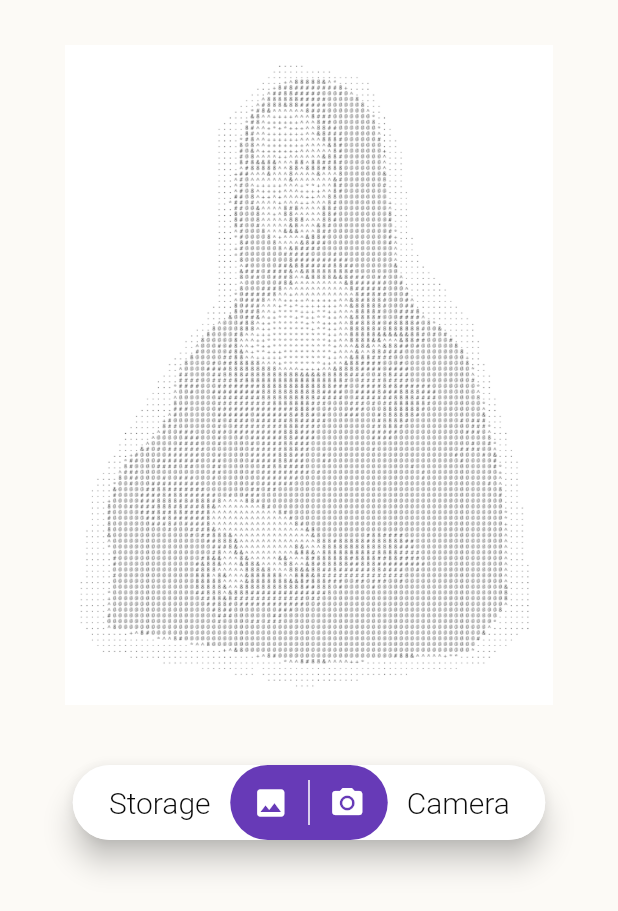
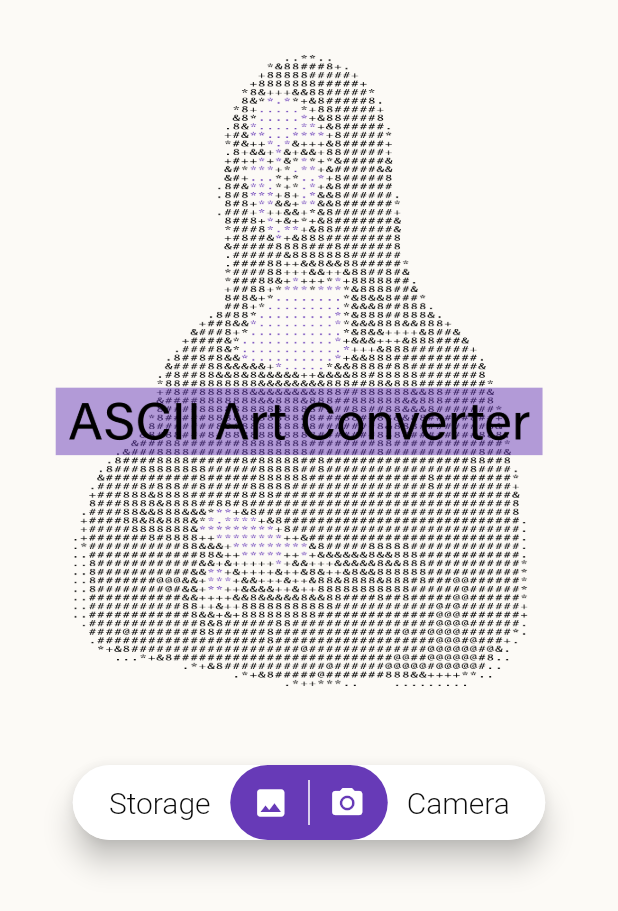
Before and after one commit to LorenzoProSky/ascii_art_app, a Flutter app: the screen it shows after launch, on a phone screen of 412 x 824 dp. Shown: the top 911 px of the screen. Run offline on Flutter 3.47's test engine with Material 2 defaults, Android fonts, the phone set to English and light mode, and no system bars; our stand-ins replace image_picker, permission_handler; project files that could hold a hidden picture were left out.

Commit message:
17/01/2023 2nd part FINISHED

```diff
--- a/lib/main.dart
+++ b/lib/main.dart
@@ -3,8 +3,6 @@
 import 'package:flutter/material.dart';
 
 void main() => runApp(const AsciiApp());
-
-// TODO Error Handling
 
 class AsciiApp extends StatelessWidget {
   const AsciiApp({super.key});
--- a/lib/models/asciifier.dart
+++ b/lib/models/asciifier.dart
@@ -10,7 +10,7 @@
     var startImg = decodeImage(File(path).readAsBytesSync());
     var chProcessor = AsciiCharactersBrightnessTreeMap(charSensibility);
 
-    return await _innerAsciify(startImg!, pixelSensibility, chProcessor);
+    return _innerAsciify(startImg!, pixelSensibility, chProcessor);
   }
 
   static Future<String> _innerAsciify(Image startImg, int sens,
@@ -43,7 +43,6 @@
         var blockBright = sumBlockBright / (sens * sens);
         lineList.add(chProcessor.brightnessToChar(blockBright)); // Add ch
       }
-      // TODO Bug cat for 1-2
       imageLineList.add(lineList.join("")); // Add the pixel row to the image
     }
 
--- a/lib/routes/home_page.dart
+++ b/lib/routes/home_page.dart
@@ -25,14 +25,12 @@
     );
   }
 
-  // TODO Redo Image
   Widget _homePageImage() {
-    return const SizedBox(
+    return const Image(
+      image: AssetImage("assets/home_image.png"),
       height: 440,
       width: 440,
-      child: Image(
-        image: AssetImage("assets/home_image.png"),
-      ),
+      fit: BoxFit.fitHeight,
     );
   }
 }
--- a/lib/widgets/slider_custom.dart
+++ b/lib/widgets/slider_custom.dart
@@ -1,4 +1,3 @@
-import 'package:ascii_app/theme/app_color.dart';
 import 'package:flutter/material.dart';
 
 class SliderCustom extends StatelessWidget {
@@ -20,7 +19,6 @@
   final String text;
   final double width;
 
-  // TODO Label inside the circle not above
   @override
   Widget build(BuildContext context) {
     return Center(
--- a/lib/widgets/text_slider_custom.dart
+++ b/lib/widgets/text_slider_custom.dart
@@ -1,7 +1,6 @@
 import 'package:ascii_app/theme/app_color.dart';
 import 'package:flutter/material.dart';
 
-// TODO Changing text
 class TextSliderCustom extends StatelessWidget {
   const TextSliderCustom({Key? key}) : super(key: key);
 
```
Also changed, not shown: lib/routes/image_page/image_page.dart (+2 -5 lines), assets/home_image.png.
